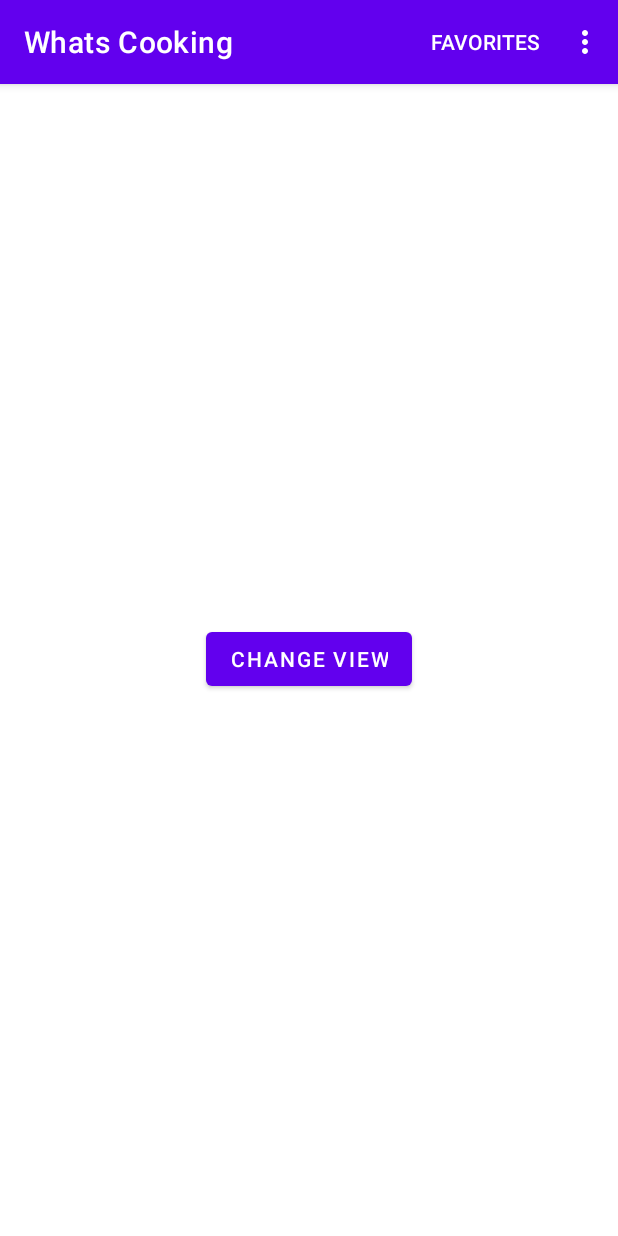
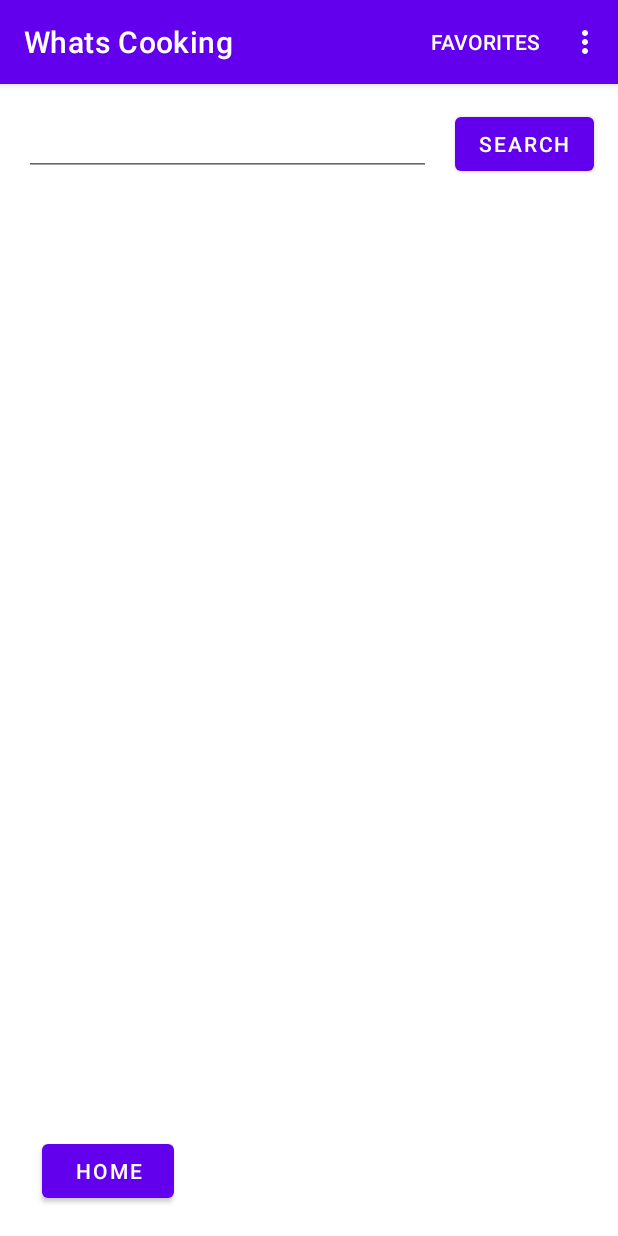
Before and after one commit to pwhlopped/whats-cooking, an Android app: the Ingredient screen opened through its navigation route, on a phone screen of 412 x 824 dp. Run offline under Robolectric (Android 15) with nearby library versions, the phone set to English and light mode, and no system bars.

Commit message:
added texteditview

```diff
--- a/app/src/main/res/layout/fragment_home.xml
+++ b/app/src/main/res/layout/fragment_home.xml
@@ -4,13 +4,14 @@
     xmlns:app="http://schemas.android.com/apk/res-auto"
     xmlns:tools="http://schemas.android.com/tools"
     android:layout_width="match_parent"
-    android:layout_height="match_parent">
+    android:layout_height="match_parent"
+    tools:context=".HomeFrag">
 
     <Button
         android:id="@+id/button2"
         android:layout_width="wrap_content"
         android:layout_height="wrap_content"
-        android:text="Button"
+        android:text="Ingredients"
         app:layout_constraintBottom_toBottomOf="parent"
         app:layout_constraintEnd_toEndOf="parent"
         app:layout_constraintStart_toStartOf="parent"
--- a/app/src/main/res/layout/fragment_ingredient.xml
+++ b/app/src/main/res/layout/fragment_ingredient.xml
@@ -10,10 +10,29 @@
         android:id="@+id/button"
         android:layout_width="wrap_content"
         android:layout_height="wrap_content"
-        android:text="Change view"
+        android:text="Home"
         app:layout_constraintBottom_toBottomOf="parent"
         app:layout_constraintEnd_toEndOf="parent"
+        app:layout_constraintHorizontal_bias="0.086"
         app:layout_constraintStart_toStartOf="parent"
         app:layout_constraintTop_toTopOf="parent"
-        app:layout_constraintVertical_bias="0.499" />
+        app:layout_constraintVertical_bias="0.973" />
+
+    <com.google.android.material.textfield.TextInputEditText
+        android:layout_width="0dp"
+        android:layout_height="wrap_content"
+        android:layout_margin="16dp"
+        app:layout_constraintEnd_toStartOf="@+id/button3"
+        app:layout_constraintStart_toStartOf="parent"
+        app:layout_constraintTop_toTopOf="parent" />
+
+    <Button
+        android:id="@+id/button3"
+        android:layout_width="wrap_content"
+        android:layout_height="wrap_content"
+        android:layout_margin="16dp"
+        android:text="Search"
+        app:layout_constraintEnd_toEndOf="parent"
+        app:layout_constraintTop_toTopOf="parent" />
+
 </androidx.constraintlayout.widget.ConstraintLayout>
```
